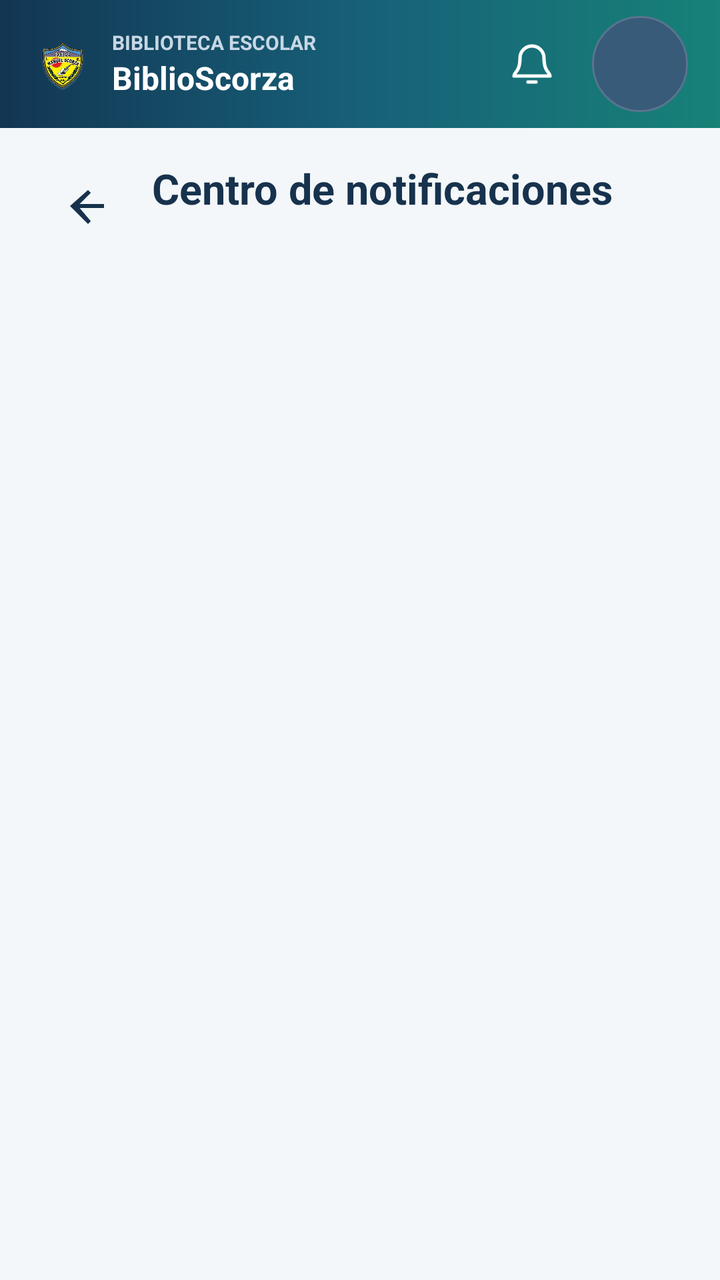
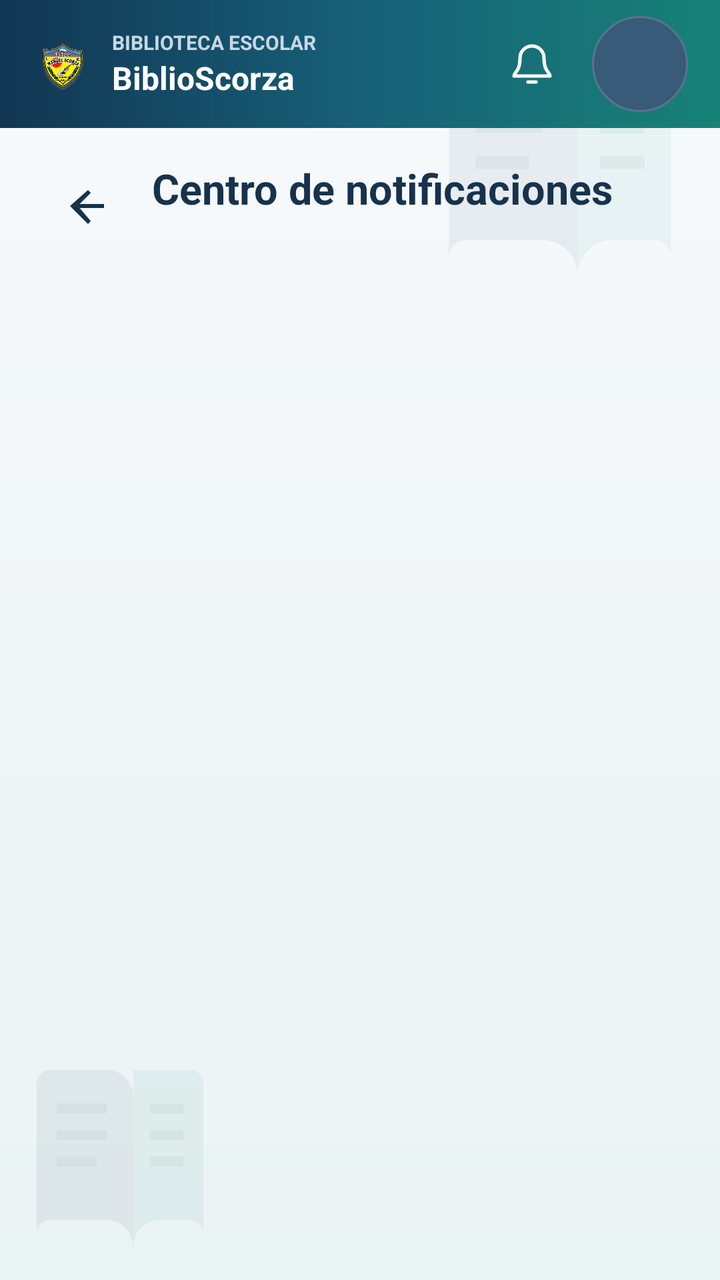

Screens rendered from an Android XML layout before and after an edit, with the pre-edit source and the edit as a unified diff.
<!-- AndroidManifest.xml: application theme Theme.BiblioScorza -->
<!-- res/layout/activity_notificaciones.xml -->
<?xml version="1.0" encoding="utf-8"?>
<LinearLayout xmlns:android="http://schemas.android.com/apk/res/android"
    android:layout_width="match_parent"
    android:layout_height="match_parent"
    android:background="#F3F7FA"
    android:orientation="vertical">

    <include layout="@layout/view_top_bar" />

    <LinearLayout
        android:layout_width="match_parent"
        android:layout_height="wrap_content"
        android:gravity="center_vertical"
        android:orientation="horizontal"
        android:paddingStart="20dp"
        android:paddingTop="16dp"
        android:paddingEnd="20dp"
        android:paddingBottom="8dp">

        <ImageButton
            android:id="@+id/btnVolverCentro"
            android:layout_width="48dp"
            android:layout_height="48dp"
            android:background="?attr/selectableItemBackgroundBorderless"
            android:contentDescription="Volver"
            android:padding="12dp"
            android:src="@drawable/ic_arrow_back"
            android:tint="#17324D" />

        <LinearLayout
            android:layout_width="0dp"
            android:layout_height="wrap_content"
            android:layout_marginStart="8dp"
            android:layout_weight="1"
            android:orientation="vertical">

            <TextView
                android:layout_width="match_parent"
                android:layout_height="wrap_content"
                android:text="Centro de notificaciones"
                android:textColor="#17324D"
                android:textSize="21sp"
                android:textStyle="bold" />

            <TextView
                android:id="@+id/tvResumenNotificaciones"
                android:layout_width="match_parent"
                android:layout_height="wrap_content"
                android:layout_marginTop="2dp"
                android:textColor="#64748B"
                android:textSize="13sp" />
        </LinearLayout>
    </LinearLayout>

    <Button
        android:id="@+id/btnMarcarTodasNotificaciones"
        android:layout_width="match_parent"
        android:layout_height="48dp"
        android:layout_marginStart="20dp"
        android:layout_marginTop="4dp"
        android:layout_marginEnd="20dp"
        android:text="Marcar todas como leídas"
        android:visibility="gone" />

    <ProgressBar
        android:id="@+id/progresoNotificaciones"
        android:layout_width="wrap_content"
        android:layout_height="wrap_content"
        android:layout_gravity="center_horizontal"
        android:layout_marginTop="8dp"
        android:visibility="gone" />

    <TextView
        android:id="@+id/tvEstadoNotificaciones"
        android:layout_width="match_parent"
        android:layout_height="wrap_content"
        android:gravity="center"
        android:padding="24dp"
        android:textColor="#526A7D"
        android:textSize="15sp"
        android:visibility="gone" />

    <ListView
        android:id="@+id/listaNotificaciones"
        android:layout_width="match_parent"
        android:layout_height="0dp"
        android:layout_weight="1"
        android:clipToPadding="false"
        android:divider="@android:color/transparent"
        android:dividerHeight="0dp"
        android:paddingStart="16dp"
        android:paddingTop="8dp"
        android:paddingEnd="16dp"
        android:paddingBottom="12dp" />
</LinearLayout>
<!-- res/layout/view_top_bar.xml (included above) -->
<?xml version="1.0" encoding="utf-8"?>
<LinearLayout xmlns:android="http://schemas.android.com/apk/res/android"
    android:layout_width="match_parent"
    android:layout_height="64dp"
    android:background="@drawable/bg_top_bar"
    android:gravity="center_vertical"
    android:orientation="horizontal"
    android:paddingStart="16dp"
    android:paddingEnd="16dp">

    <ImageButton
        android:id="@+id/btnVolver"
        android:layout_width="44dp"
        android:layout_height="44dp"
        android:background="?attr/selectableItemBackgroundBorderless"
        android:contentDescription="Volver"
        android:padding="12dp"
        android:src="@drawable/ic_arrow_back"
        android:tint="#FFFFFF"
        android:visibility="gone" />

    <ImageView
        android:layout_width="30dp"
        android:layout_height="36dp"
        android:contentDescription="Escudo de Biblioteca-Scorza"
        android:scaleType="fitCenter"
        android:src="@drawable/escudo_colegio_transparente" />

    <LinearLayout
        android:layout_width="0dp"
        android:layout_height="wrap_content"
        android:layout_marginStart="10dp"
        android:layout_weight="1"
        android:orientation="vertical">

        <TextView
            android:layout_width="match_parent"
            android:layout_height="wrap_content"
            android:ellipsize="end"
            android:maxLines="1"
            android:text="BIBLIOTECA ESCOLAR"
            android:textColor="#C8D7E5"
            android:textSize="10sp"
            android:textStyle="bold" />

        <TextView
            android:layout_width="match_parent"
            android:layout_height="wrap_content"
            android:ellipsize="end"
            android:maxLines="1"
            android:text="BiblioScorza"
            android:textColor="#FFFFFF"
            android:textSize="16sp"
            android:textStyle="bold" />
    </LinearLayout>

    <FrameLayout
        android:id="@+id/btnNotificaciones"
        android:layout_width="48dp"
        android:layout_height="48dp"
        android:layout_marginStart="4dp"
        android:background="@drawable/bg_top_bar_action_ripple"
        android:clickable="true"
        android:contentDescription="Notificaciones"
        android:focusable="true">

        <ImageView
            android:layout_width="24dp"
            android:layout_height="24dp"
            android:layout_gravity="center"
            android:contentDescription="@null"
            android:src="@drawable/ic_notifications"
            android:tint="#FFFFFF" />

        <TextView
            android:id="@+id/tvNotificaciones"
            android:layout_width="18dp"
            android:layout_height="18dp"
            android:layout_gravity="top|end"
            android:background="@drawable/bg_top_bar_badge"
            android:gravity="center"
            android:textColor="#FFFFFF"
            android:textSize="10sp"
            android:textStyle="bold"
            android:visibility="gone" />
    </FrameLayout>

    <TextView
        android:id="@+id/btnPerfil"
        android:layout_width="48dp"
        android:layout_height="48dp"
        android:layout_marginStart="6dp"
        android:background="@drawable/bg_top_bar_avatar_ripple"
        android:clickable="true"
        android:contentDescription="Abrir perfil del usuario"
        android:focusable="true"
        android:gravity="center"
        android:minHeight="48dp"
        android:minWidth="48dp"
        android:textColor="#FFFFFF"
        android:textSize="14sp"
        android:textStyle="bold" />
</LinearLayout>
<!-- resources referenced by this layout -->
<resources>
  <!-- drawable bg_top_bar (drawable) -->
  <?xml version="1.0" encoding="utf-8"?>
  <shape xmlns:android="http://schemas.android.com/apk/res/android">
      <gradient
          android:angle="0"
          android:centerColor="#176078"
          android:endColor="#178277"
          android:startColor="#123653"
          android:type="linear" />
      <corners android:radius="0dp" />
  </shape>
  <!-- drawable bg_top_bar_action_ripple (drawable) -->
  <?xml version="1.0" encoding="utf-8"?>
  <ripple xmlns:android="http://schemas.android.com/apk/res/android"
      android:color="#55FFFFFF">
      <item android:id="@android:id/mask">
          <shape android:shape="oval">
              <solid android:color="#FFFFFFFF" />
          </shape>
      </item>
  </ripple>
  <!-- drawable bg_top_bar_avatar_ripple (drawable) -->
  <?xml version="1.0" encoding="utf-8"?>
  <ripple xmlns:android="http://schemas.android.com/apk/res/android"
      android:color="#66FFFFFF">
      <item android:drawable="@drawable/bg_top_bar_avatar" />
      <item android:id="@android:id/mask">
          <shape android:shape="oval">
              <solid android:color="#FFFFFFFF" />
          </shape>
      </item>
  </ripple>
  <!-- drawable bg_top_bar_badge (drawable) -->
  <?xml version="1.0" encoding="utf-8"?>
  <shape xmlns:android="http://schemas.android.com/apk/res/android">
      <solid android:color="#D93445" />
      <corners android:radius="50dp" />
  </shape>
  <!-- drawable ic_arrow_back (drawable) -->
  <vector xmlns:android="http://schemas.android.com/apk/res/android"
      android:width="24dp" android:height="24dp"
      android:viewportWidth="24" android:viewportHeight="24">
      <path android:fillColor="#FF000000"
          android:pathData="M20,12v-2H7.83l5.59,-5.59L12,3l-9,8 9,9 1.41,-1.41L7.83,12H20z" />
  </vector>
  <!-- drawable bg_top_bar_avatar (drawable) -->
  <?xml version="1.0" encoding="utf-8"?>
  <shape xmlns:android="http://schemas.android.com/apk/res/android" android:shape="oval">
      <solid android:color="#385B7A" />
      <stroke android:width="1dp" android:color="#58748E" />
  </shape>
  <!-- unchanged entries left out for length: 3 -->
</resources>

<!-- the commit's change to res/layout/activity_notificaciones.xml (unified diff, before → after) -->
@@ -2,7 +2,7 @@
 <LinearLayout xmlns:android="http://schemas.android.com/apk/res/android"
     android:layout_width="match_parent"
     android:layout_height="match_parent"
-    android:background="#F3F7FA"
+    android:background="@drawable/bg_library_canvas"
     android:orientation="vertical">
 
     <include layout="@layout/view_top_bar" />
<!-- resource entries referenced after the edit -->
@@ -1,5 +1,28 @@
 <!-- resources referenced by this layout -->
 <resources>
+  <!-- drawable bg_library_canvas (drawable) -->
+  <layer-list xmlns:android="http://schemas.android.com/apk/res/android">
+      <item>
+          <shape android:shape="rectangle">
+              <gradient
+                  android:angle="270"
+                  android:startColor="#F7FAFC"
+                  android:centerColor="#F1F6F8"
+                  android:endColor="#EAF3F3"
+                  android:type="linear" />
+          </shape>
+      </item>
+      <item
+          android:drawable="@drawable/ic_library_watermark"
+          android:gravity="top|end"
+          android:width="160dp"
+          android:height="160dp" />
+      <item
+          android:drawable="@drawable/ic_library_watermark"
+          android:gravity="bottom|start"
+          android:width="120dp"
+          android:height="120dp" />
+  </layer-list>
   <!-- drawable bg_top_bar (drawable) -->
   <?xml version="1.0" encoding="utf-8"?>
   <shape xmlns:android="http://schemas.android.com/apk/res/android">
@@ -45,6 +68,22 @@
       <path android:fillColor="#FF000000"
           android:pathData="M20,12v-2H7.83l5.59,-5.59L12,3l-9,8 9,9 1.41,-1.41L7.83,12H20z" />
   </vector>
+  <!-- drawable ic_library_watermark (drawable) -->
+  <vector xmlns:android="http://schemas.android.com/apk/res/android"
+      android:width="160dp"
+      android:height="160dp"
+      android:viewportWidth="72"
+      android:viewportHeight="72">
+      <path
+          android:fillColor="#1017324D"
+          android:pathData="M11,13C11,10.8 12.8,9 15,9h17c4.4,0 8,3.6 8,8v45c0,-4.4 -3.6,-8 -8,-8H15c-2.2,0 -4,1.8 -4,4z" />
+      <path
+          android:fillColor="#10168C83"
+          android:pathData="M61,13c0,-2.2 -1.8,-4 -4,-4H40v53c0,-4.4 3.6,-8 8,-8h9c2.2,0 4,1.8 4,4z" />
+      <path
+          android:fillColor="#187F9A9B"
+          android:pathData="M17,19h15v3H17zM17,27h15v3H17zM17,35h12v3H17zM45,19h10v3H45zM45,27h10v3H45zM45,35h10v3H45z" />
+  </vector>
   <!-- drawable bg_top_bar_avatar (drawable) -->
   <?xml version="1.0" encoding="utf-8"?>
   <shape xmlns:android="http://schemas.android.com/apk/res/android" android:shape="oval">
